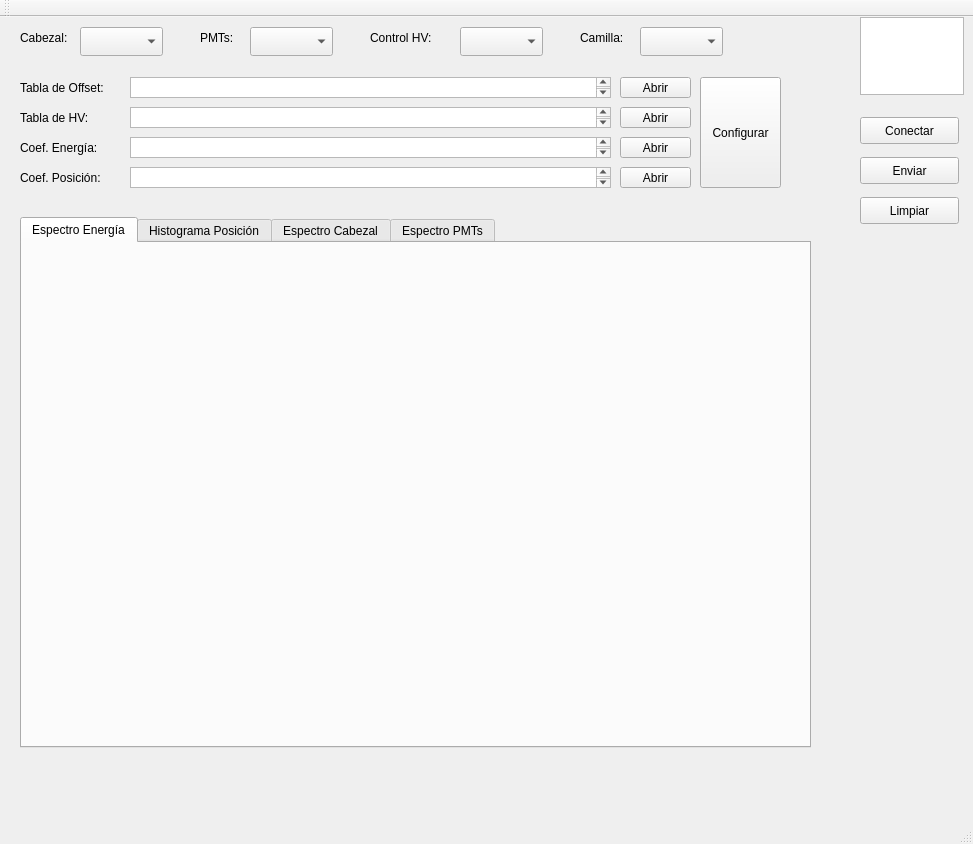
The window that mainwindow.ui (dpirlo/qt-mca) describes before a commit, drawn with Qt 5.
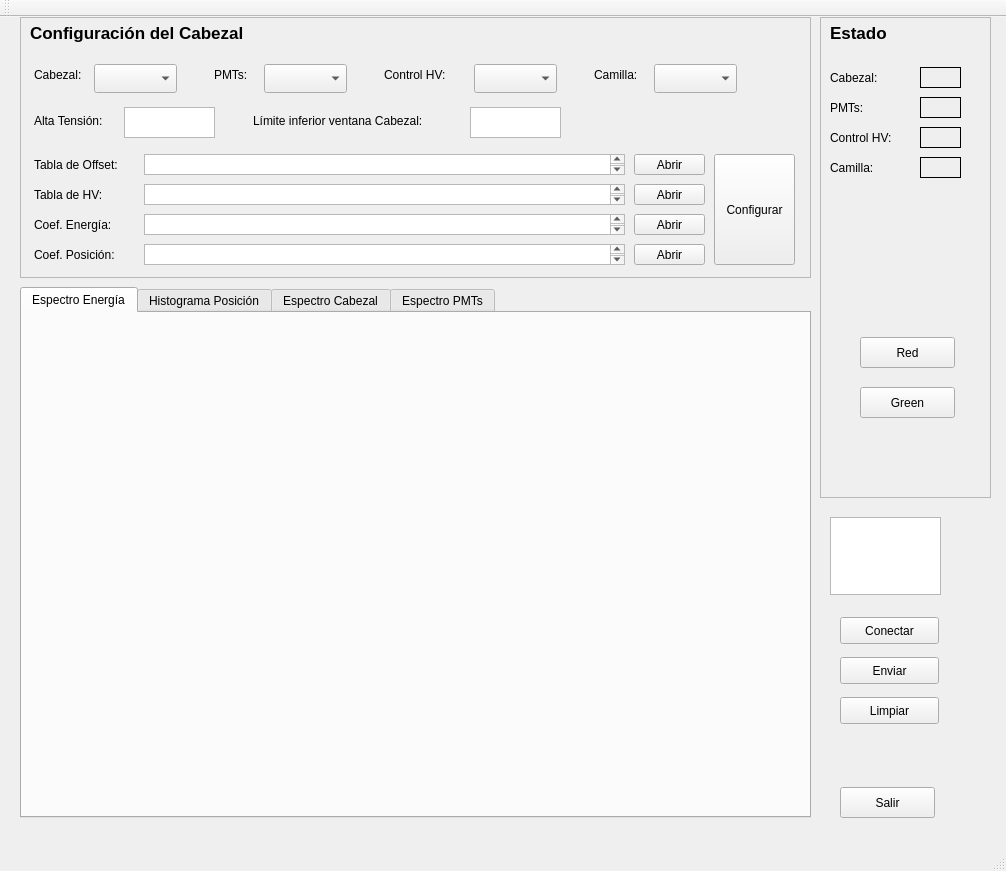
The same window after the commit. Custom widgets are drawn as their Qt base class.

Commit message: Agregado: [mainwindow] Configuración de los labels para el estado del cabezal en el entorno gráfico.

Diff of the .ui file:
```diff
--- a/mainwindow.ui
+++ b/mainwindow.ui
@@ -6,8 +6,8 @@
    <rect>
     <x>0</x>
     <y>0</y>
-    <width>973</width>
-    <height>844</height>
+    <width>1006</width>
+    <height>871</height>
    </rect>
   </property>
   <property name="windowTitle">
@@ -17,8 +17,8 @@
    <widget class="QPushButton" name="pushButton">
     <property name="geometry">
      <rect>
-      <x>860</x>
-      <y>100</y>
+      <x>840</x>
+      <y>600</y>
       <width>99</width>
       <height>27</height>
      </rect>
@@ -30,8 +30,8 @@
    <widget class="QPushButton" name="pushButton_2">
     <property name="geometry">
      <rect>
-      <x>860</x>
-      <y>140</y>
+      <x>840</x>
+      <y>640</y>
       <width>99</width>
       <height>27</height>
      </rect>
@@ -43,8 +43,8 @@
    <widget class="QPushButton" name="pushButton_3">
     <property name="geometry">
      <rect>
-      <x>860</x>
-      <y>180</y>
+      <x>840</x>
+      <y>680</y>
       <width>99</width>
       <height>27</height>
      </rect>
@@ -56,9 +56,9 @@
    <widget class="QTextEdit" name="textEdit">
     <property name="geometry">
      <rect>
-      <x>860</x>
-      <y>0</y>
-      <width>104</width>
+      <x>830</x>
+      <y>500</y>
+      <width>111</width>
       <height>78</height>
      </rect>
     </property>
@@ -67,7 +67,7 @@
     <property name="geometry">
      <rect>
       <x>20</x>
-      <y>200</y>
+      <y>270</y>
       <width>791</width>
       <height>531</height>
      </rect>
@@ -83,7 +83,7 @@
       <property name="geometry">
        <rect>
         <x>20</x>
-        <y>10</y>
+        <y>40</y>
         <width>741</width>
         <height>461</height>
        </rect>
@@ -151,8 +151,8 @@
    <widget class="QLabel" name="label">
     <property name="geometry">
      <rect>
-      <x>20</x>
-      <y>60</y>
+      <x>34</x>
+      <y>137</y>
       <width>111</width>
       <height>21</height>
      </rect>
@@ -164,8 +164,8 @@
    <widget class="QLabel" name="label_2">
     <property name="geometry">
      <rect>
-      <x>20</x>
-      <y>90</y>
+      <x>34</x>
+      <y>167</y>
       <width>101</width>
       <height>21</height>
      </rect>
@@ -177,8 +177,8 @@
    <widget class="QLabel" name="label_3">
     <property name="geometry">
      <rect>
-      <x>20</x>
-      <y>120</y>
+      <x>34</x>
+      <y>197</y>
       <width>101</width>
       <height>21</height>
      </rect>
@@ -190,8 +190,8 @@
    <widget class="QLabel" name="label_4">
     <property name="geometry">
      <rect>
-      <x>20</x>
-      <y>150</y>
+      <x>34</x>
+      <y>227</y>
       <width>101</width>
       <height>21</height>
      </rect>
@@ -203,8 +203,8 @@
    <widget class="QTextBrowser" name="textBrowser_offset">
     <property name="geometry">
      <rect>
-      <x>130</x>
-      <y>60</y>
+      <x>144</x>
+      <y>137</y>
       <width>481</width>
       <height>21</height>
      </rect>
@@ -213,8 +213,8 @@
    <widget class="QTextBrowser" name="textBrowser_hv">
     <property name="geometry">
      <rect>
-      <x>130</x>
-      <y>90</y>
+      <x>144</x>
+      <y>167</y>
       <width>481</width>
       <height>21</height>
      </rect>
@@ -223,8 +223,8 @@
    <widget class="QTextBrowser" name="textBrowser_energia">
     <property name="geometry">
      <rect>
-      <x>130</x>
-      <y>120</y>
+      <x>144</x>
+      <y>197</y>
       <width>481</width>
       <height>21</height>
      </rect>
@@ -233,8 +233,8 @@
    <widget class="QTextBrowser" name="textBrowser_posicion">
     <property name="geometry">
      <rect>
-      <x>130</x>
-      <y>150</y>
+      <x>144</x>
+      <y>227</y>
       <width>481</width>
       <height>21</height>
      </rect>
@@ -243,8 +243,8 @@
    <widget class="QComboBox" name="comboBox">
     <property name="geometry">
      <rect>
-      <x>80</x>
-      <y>10</y>
+      <x>94</x>
+      <y>47</y>
       <width>83</width>
       <height>29</height>
      </rect>
@@ -253,8 +253,8 @@
    <widget class="QComboBox" name="comboBox_2">
     <property name="geometry">
      <rect>
-      <x>640</x>
-      <y>10</y>
+      <x>654</x>
+      <y>47</y>
       <width>83</width>
       <height>29</height>
      </rect>
@@ -263,8 +263,8 @@
    <widget class="QComboBox" name="comboBox_3">
     <property name="geometry">
      <rect>
-      <x>460</x>
-      <y>10</y>
+      <x>474</x>
+      <y>47</y>
       <width>83</width>
       <height>29</height>
      </rect>
@@ -273,8 +273,8 @@
    <widget class="QComboBox" name="comboBox_4">
     <property name="geometry">
      <rect>
-      <x>250</x>
-      <y>10</y>
+      <x>264</x>
+      <y>47</y>
       <width>83</width>
       <height>29</height>
      </rect>
@@ -283,8 +283,8 @@
    <widget class="QLabel" name="label_5">
     <property name="geometry">
      <rect>
-      <x>20</x>
-      <y>10</y>
+      <x>34</x>
+      <y>47</y>
       <width>61</width>
       <height>21</height>
      </rect>
@@ -296,8 +296,8 @@
    <widget class="QLabel" name="label_6">
     <property name="geometry">
      <rect>
-      <x>580</x>
-      <y>10</y>
+      <x>594</x>
+      <y>47</y>
       <width>61</width>
       <height>21</height>
      </rect>
@@ -309,8 +309,8 @@
    <widget class="QLabel" name="label_7">
     <property name="geometry">
      <rect>
-      <x>370</x>
-      <y>10</y>
+      <x>384</x>
+      <y>47</y>
       <width>81</width>
       <height>21</height>
      </rect>
@@ -322,8 +322,8 @@
    <widget class="QLabel" name="label_8">
     <property name="geometry">
      <rect>
-      <x>200</x>
-      <y>10</y>
+      <x>214</x>
+      <y>47</y>
       <width>51</width>
       <height>21</height>
      </rect>
@@ -335,8 +335,8 @@
    <widget class="QPushButton" name="pushButton_offset">
     <property name="geometry">
      <rect>
-      <x>620</x>
-      <y>60</y>
+      <x>634</x>
+      <y>137</y>
       <width>71</width>
       <height>21</height>
      </rect>
@@ -348,8 +348,8 @@
    <widget class="QPushButton" name="pushButton_hv">
     <property name="geometry">
      <rect>
-      <x>620</x>
-      <y>90</y>
+      <x>634</x>
+      <y>167</y>
       <width>71</width>
       <height>21</height>
      </rect>
@@ -361,8 +361,8 @@
    <widget class="QPushButton" name="pushButton_energia">
     <property name="geometry">
      <rect>
-      <x>620</x>
-      <y>120</y>
+      <x>634</x>
+      <y>197</y>
       <width>71</width>
       <height>21</height>
      </rect>
@@ -374,8 +374,8 @@
    <widget class="QPushButton" name="pushButton_posicion">
     <property name="geometry">
      <rect>
-      <x>620</x>
-      <y>150</y>
+      <x>634</x>
+      <y>227</y>
       <width>71</width>
       <height>21</height>
      </rect>
@@ -387,8 +387,8 @@
    <widget class="QPushButton" name="pushButton_configurar">
     <property name="geometry">
      <rect>
-      <x>700</x>
-      <y>60</y>
+      <x>714</x>
+      <y>137</y>
       <width>81</width>
       <height>111</height>
      </rect>
@@ -397,6 +397,315 @@
      <string>Configurar</string>
     </property>
    </widget>
+   <widget class="QLabel" name="label_9">
+    <property name="geometry">
+     <rect>
+      <x>34</x>
+      <y>93</y>
+      <width>91</width>
+      <height>21</height>
+     </rect>
+    </property>
+    <property name="text">
+     <string>Alta Tensión: </string>
+    </property>
+   </widget>
+   <widget class="QPlainTextEdit" name="plainTextEdit_alta">
+    <property name="geometry">
+     <rect>
+      <x>124</x>
+      <y>90</y>
+      <width>91</width>
+      <height>31</height>
+     </rect>
+    </property>
+   </widget>
+   <widget class="QLabel" name="label_10">
+    <property name="geometry">
+     <rect>
+      <x>253</x>
+      <y>93</y>
+      <width>221</width>
+      <height>21</height>
+     </rect>
+    </property>
+    <property name="text">
+     <string>Límite inferior ventana Cabezal:</string>
+    </property>
+   </widget>
+   <widget class="QPlainTextEdit" name="plainTextEdit_limiteinferior">
+    <property name="geometry">
+     <rect>
+      <x>470</x>
+      <y>90</y>
+      <width>91</width>
+      <height>31</height>
+     </rect>
+    </property>
+   </widget>
+   <widget class="QPushButton" name="pushButton_salir">
+    <property name="geometry">
+     <rect>
+      <x>840</x>
+      <y>770</y>
+      <width>95</width>
+      <height>31</height>
+     </rect>
+    </property>
+    <property name="text">
+     <string>Salir</string>
+    </property>
+   </widget>
+   <widget class="QFrame" name="frame">
+    <property name="geometry">
+     <rect>
+      <x>20</x>
+      <y>0</y>
+      <width>791</width>
+      <height>261</height>
+     </rect>
+    </property>
+    <property name="frameShape">
+     <enum>QFrame::StyledPanel</enum>
+    </property>
+    <property name="frameShadow">
+     <enum>QFrame::Raised</enum>
+    </property>
+    <widget class="QLabel" name="label_11">
+     <property name="geometry">
+      <rect>
+       <x>10</x>
+       <y>0</y>
+       <width>281</width>
+       <height>31</height>
+      </rect>
+     </property>
+     <property name="font">
+      <font>
+       <pointsize>13</pointsize>
+       <weight>75</weight>
+       <bold>true</bold>
+      </font>
+     </property>
+     <property name="text">
+      <string>Configuración del Cabezal</string>
+     </property>
+    </widget>
+   </widget>
+   <widget class="QFrame" name="frame_2">
+    <property name="geometry">
+     <rect>
+      <x>820</x>
+      <y>0</y>
+      <width>171</width>
+      <height>481</height>
+     </rect>
+    </property>
+    <property name="frameShape">
+     <enum>QFrame::StyledPanel</enum>
+    </property>
+    <property name="frameShadow">
+     <enum>QFrame::Raised</enum>
+    </property>
+    <widget class="QLabel" name="label_12">
+     <property name="geometry">
+      <rect>
+       <x>10</x>
+       <y>0</y>
+       <width>111</width>
+       <height>31</height>
+      </rect>
+     </property>
+     <property name="font">
+      <font>
+       <pointsize>13</pointsize>
+       <weight>75</weight>
+       <bold>true</bold>
+      </font>
+     </property>
+     <property name="text">
+      <string>Estado</string>
+     </property>
+    </widget>
+    <widget class="QLabel" name="label_13">
+     <property name="geometry">
+      <rect>
+       <x>10</x>
+       <y>50</y>
+       <width>66</width>
+       <height>21</height>
+      </rect>
+     </property>
+     <property name="text">
+      <string>Cabezal:</string>
+     </property>
+    </widget>
+    <widget class="QLabel" name="label_14">
+     <property name="geometry">
+      <rect>
+       <x>10</x>
+       <y>80</y>
+       <width>66</width>
+       <height>21</height>
+      </rect>
+     </property>
+     <property name="text">
+      <string>PMTs:</string>
+     </property>
+    </widget>
+    <widget class="QLabel" name="label_15">
+     <property name="geometry">
+      <rect>
+       <x>10</x>
+       <y>110</y>
+       <width>91</width>
+       <height>21</height>
+      </rect>
+     </property>
+     <property name="text">
+      <string>Control HV:</string>
+     </property>
+    </widget>
+    <widget class="QLabel" name="label_16">
+     <property name="geometry">
+      <rect>
+       <x>10</x>
+       <y>140</y>
+       <width>66</width>
+       <height>21</height>
+      </rect>
+     </property>
+     <property name="text">
+      <string>Camilla:</string>
+     </property>
+    </widget>
+    <widget class="QLabel" name="label_cabezal_estado">
+     <property name="geometry">
+      <rect>
+       <x>100</x>
+       <y>50</y>
+       <width>41</width>
+       <height>21</height>
+      </rect>
+     </property>
+     <property name="autoFillBackground">
+      <bool>true</bool>
+     </property>
+     <property name="frameShape">
+      <enum>QFrame::Box</enum>
+     </property>
+     <property name="text">
+      <string/>
+     </property>
+    </widget>
+    <widget class="QLabel" name="label_pmt_estado">
+     <property name="geometry">
+      <rect>
+       <x>100</x>
+       <y>80</y>
+       <width>41</width>
+       <height>21</height>
+      </rect>
+     </property>
+     <property name="frameShape">
+      <enum>QFrame::Box</enum>
+     </property>
+     <property name="text">
+      <string/>
+     </property>
+    </widget>
+    <widget class="QLabel" name="label_hv_estado">
+     <property name="geometry">
+      <rect>
+       <x>100</x>
+       <y>110</y>
+       <width>41</width>
+       <height>21</height>
+      </rect>
+     </property>
+     <property name="frameShape">
+      <enum>QFrame::Box</enum>
+     </property>
+     <property name="text">
+      <string/>
+     </property>
+    </widget>
+    <widget class="QLabel" name="label_camilla_estado">
+     <property name="geometry">
+      <rect>
+       <x>100</x>
+       <y>140</y>
+       <width>41</width>
+       <height>21</height>
+      </rect>
+     </property>
+     <property name="frameShape">
+      <enum>QFrame::Box</enum>
+     </property>
+     <property name="text">
+      <string/>
+     </property>
+    </widget>
+    <widget class="QPushButton" name="pushButton_4">
+     <property name="geometry">
+      <rect>
+       <x>40</x>
+       <y>320</y>
+       <width>95</width>
+       <height>31</height>
+      </rect>
+     </property>
+     <property name="text">
+      <string>Red</string>
+     </property>
+    </widget>
+    <widget class="QPushButton" name="pushButton_5">
+     <property name="geometry">
+      <rect>
+       <x>40</x>
+       <y>370</y>
+       <width>95</width>
+       <height>31</height>
+      </rect>
+     </property>
+     <property name="text">
+      <string>Green</string>
+     </property>
+    </widget>
+   </widget>
+   <zorder>frame_2</zorder>
+   <zorder>frame</zorder>
+   <zorder>pushButton</zorder>
+   <zorder>pushButton_2</zorder>
+   <zorder>pushButton_3</zorder>
+   <zorder>textEdit</zorder>
+   <zorder>tabWidget</zorder>
+   <zorder>label</zorder>
+   <zorder>label_2</zorder>
+   <zorder>label_3</zorder>
+   <zorder>label_4</zorder>
+   <zorder>textBrowser_offset</zorder>
+   <zorder>textBrowser_hv</zorder>
+   <zorder>textBrowser_energia</zorder>
+   <zorder>textBrowser_posicion</zorder>
+   <zorder>comboBox_seriecabezal</zorder>
+   <zorder>comboBox_seriecamilla</zorder>
+   <zorder>comboBox_seriehv</zorder>
+   <zorder>comboBox_seriepmt</zorder>
+   <zorder>label_5</zorder>
+   <zorder>label_6</zorder>
+   <zorder>label_7</zorder>
+   <zorder>label_8</zorder>
+   <zorder>pushButton_offset</zorder>
+   <zorder>pushButton_hv</zorder>
+   <zorder>pushButton_energia</zorder>
+   <zorder>pushButton_posicion</zorder>
+   <zorder>pushButton_configurar</zorder>
+   <zorder>label_9</zorder>
+   <zorder>plainTextEdit_alta</zorder>
+   <zorder>label_10</zorder>
+   <zorder>plainTextEdit_limiteinferior</zorder>
+   <zorder>pushButton_salir</zorder>
   </widget>
   <widget class="QMenuBar" name="menuBar">
    <property name="geometry">
```
Left out of the diff: 10 changed lines with no effect on the pictures. The commit also changes 2 other files.
